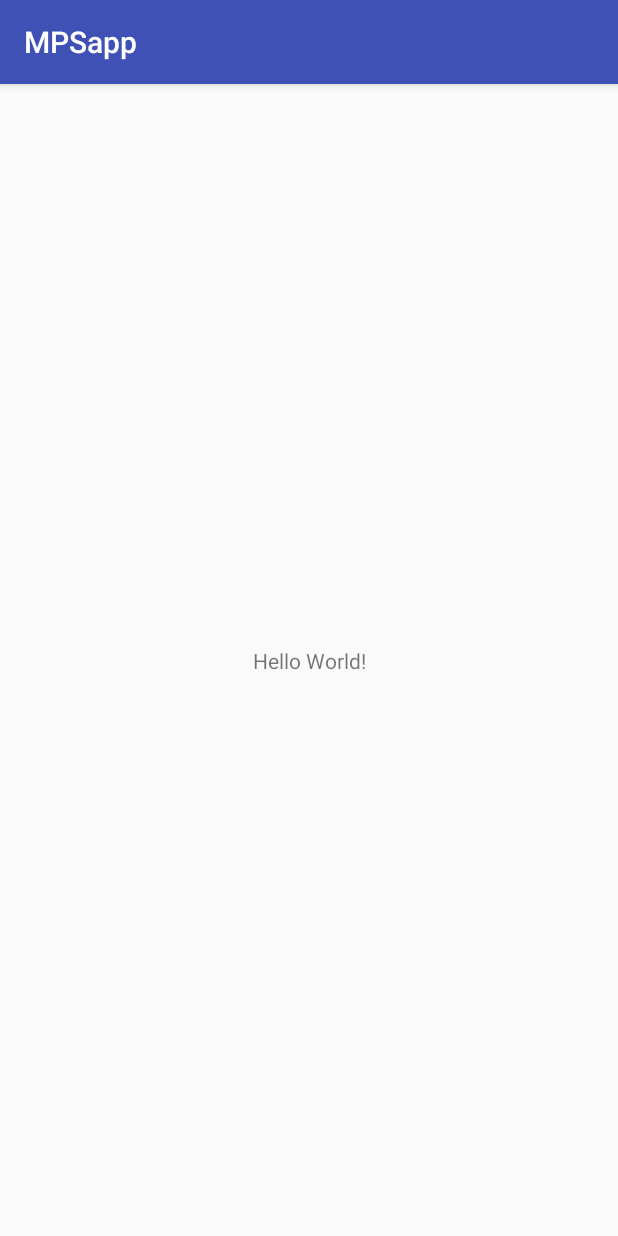
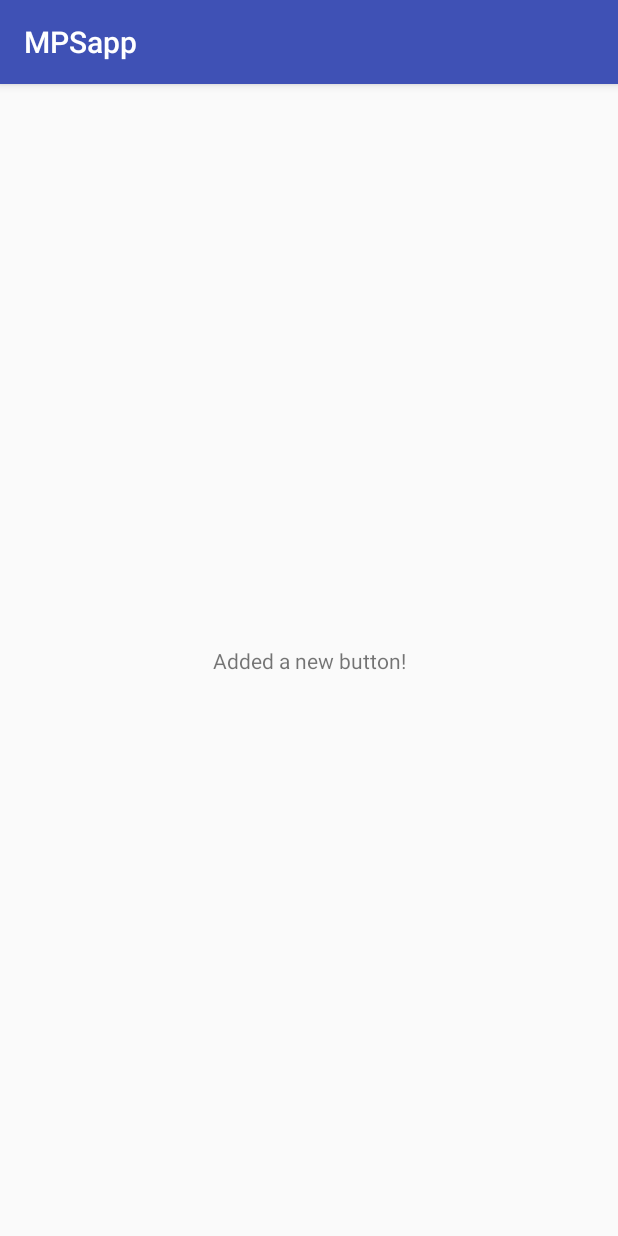
Before and after one commit to AndreeaMRentea/TeamMPS-Project, an Android app: the screen it shows after launch (MainActivity), on a phone screen of 412 x 824 dp. Run offline under Robolectric (Android 15) with nearby library versions, the phone set to English and light mode, and no system bars.

```diff
--- a/app/src/main/java/com/example/andre/mpsapp/MainActivity.java
+++ b/app/src/main/java/com/example/andre/mpsapp/MainActivity.java
@@ -9,6 +9,6 @@ public class MainActivity extends AppCompatActivity {
     protected void onCreate(Bundle savedInstanceState) {
         super.onCreate(savedInstanceState);
         setContentView(R.layout.activity_main);
-        Log.d("MainActivity", "Hello World");
+        Log.d("MainActivity", "Added bew button");
     }
 }
--- a/app/src/main/res/layout/activity_main.xml
+++ b/app/src/main/res/layout/activity_main.xml
@@ -9,7 +9,7 @@
     <TextView
         android:layout_width="wrap_content"
         android:layout_height="wrap_content"
-        android:text="Hello World!"
+        android:text="Added a new button!"
         app:layout_constraintBottom_toBottomOf="parent"
         app:layout_constraintLeft_toLeftOf="parent"
         app:layout_constraintRight_toRightOf="parent"
```
